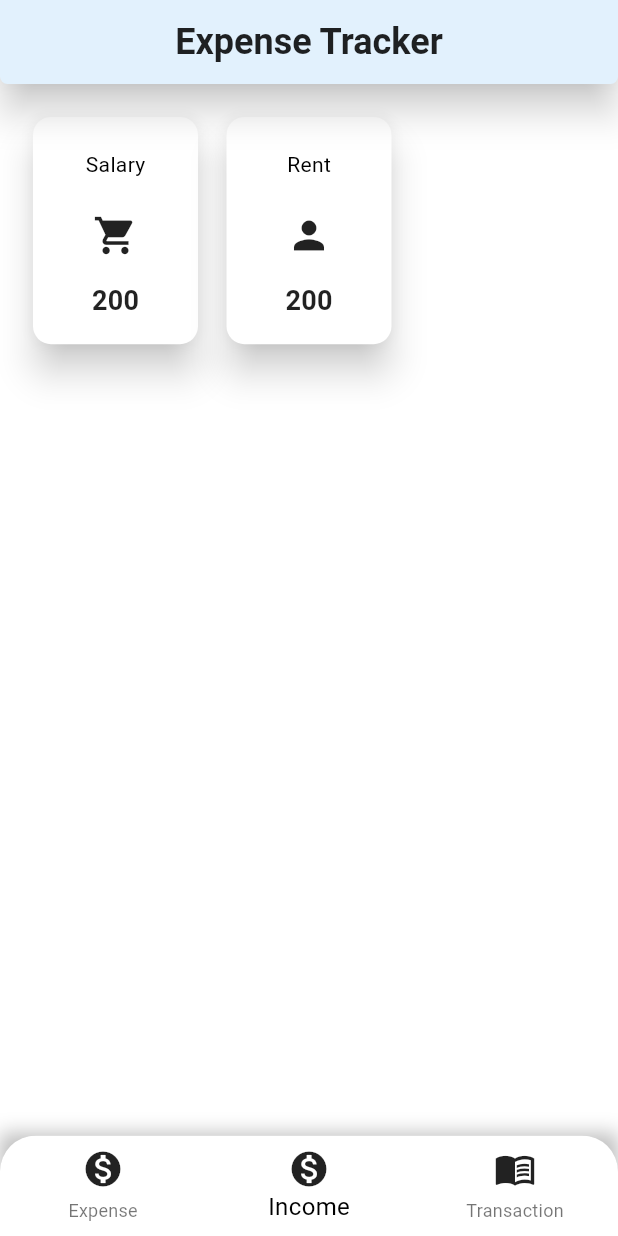
After one commit to Akash006/expenseTracker, a Flutter app: the screen it shows after launch, swiped to page 2, on a phone screen of 412 x 824 dp. The commit adds this screen. Run offline on Flutter 3.47's test engine with Material 3 defaults, Android fonts, the phone set to English and light mode, and no system bars; our stand-ins replace flutter_svg, go_router, sqflite; accounts and stored records are empty; Roboto replaces fonts that are missing (Raleway).

Commit message:
Improving Home view

```diff
--- a/lib/widgets/home.dart
+++ b/lib/widgets/home.dart
@@ -1,6 +1,7 @@
 import 'package:flutter/material.dart';
 import 'package:expense_tracker/views/transcationView.dart';
 import 'expenseView.dart';
+import 'incomeView.dart';
 
 class HomeWidget extends StatefulWidget {
   HomeWidget({super.key});
@@ -63,7 +64,7 @@ class _HomeWidgetState extends State<HomeWidget> {
               ExpenseView(
                   key: ValueKey("expense-${selectedindex}"), // Unique key
                   view: "Expense"),
-              ExpenseView(
+              IncomeView(
                   key: ValueKey("expense-${selectedindex}"), // Unique key
                   view: "Income"),
               TransactionScreen()
--- /dev/null
+++ b/lib/widgets/incomeView.dart
@@ -0,0 +1,77 @@
+import 'package:flutter/material.dart';
+import 'package:expense_tracker/modals/expenseModal.dart';
+import 'package:go_router/go_router.dart';
+
+class IncomeView extends StatelessWidget {
+  final String view;
+
+  const IncomeView({super.key, required this.view});
+
+  @override
+  Widget build(BuildContext context) {
+    // Determine whether to show expenses or income based on `view`
+    var expense = incomeList;
+
+    return GridView.builder(
+      itemCount: expense.length, // Use the correct list length
+      padding: const EdgeInsets.symmetric(
+        horizontal: 20,
+        vertical: 20,
+      ),
+      gridDelegate: const SliverGridDelegateWithFixedCrossAxisCount(
+        crossAxisCount: 3,
+        childAspectRatio: 2.2 / 3,
+        crossAxisSpacing: 15,
+        mainAxisSpacing: 15,
+      ),
+      itemBuilder: (ctx, index) {
+        final clickedTile = expense[index];
+        return GestureDetector(
+          onTap: () {
+            // Use the clicked tile's data for navigation
+            context.push("/addTranscationForm/$view/${clickedTile.name}");
+          },
+          child: Card(
+            color: Colors.white,
+            shadowColor: Colors.black87,
+            margin: EdgeInsets.all(2),
+            elevation: 10,
+            child: Column(
+              mainAxisAlignment: MainAxisAlignment.spaceEvenly,
+              children: [
+                Container(
+                  padding: const EdgeInsets.all(6),
+                  child: Text(
+                    clickedTile.name,
+                    style: const TextStyle(
+                      color: Colors.black,
+                      fontSize: 14,
+                      fontWeight: FontWeight.normal,
+                      overflow: TextOverflow.ellipsis,
+                    ),
+                  ),
+                ),
+                IconTheme(
+                  data: const IconThemeData(
+                    color: Colors.black87,
+                    size: 30, // Set the icon size
+                  ),
+                  child: Icon(clickedTile.iconName),
+                ),
+                Text(
+                  "200",
+                  style: const TextStyle(
+                    color: Colors.black87,
+                    fontSize: 18,
+                    fontWeight: FontWeight.bold,
+                    overflow: TextOverflow.ellipsis,
+                  ),
+                ),
+              ],
+            ),
+          ),
+        );
+      },
+    );
+  }
+}
```
Also changed, not shown: lib/widgets/expenseView.dart (+92 -4 lines).
